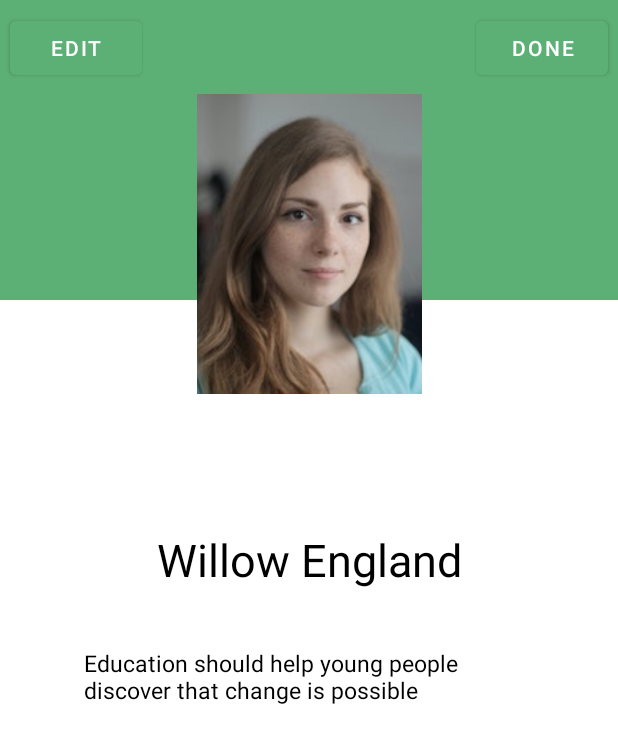
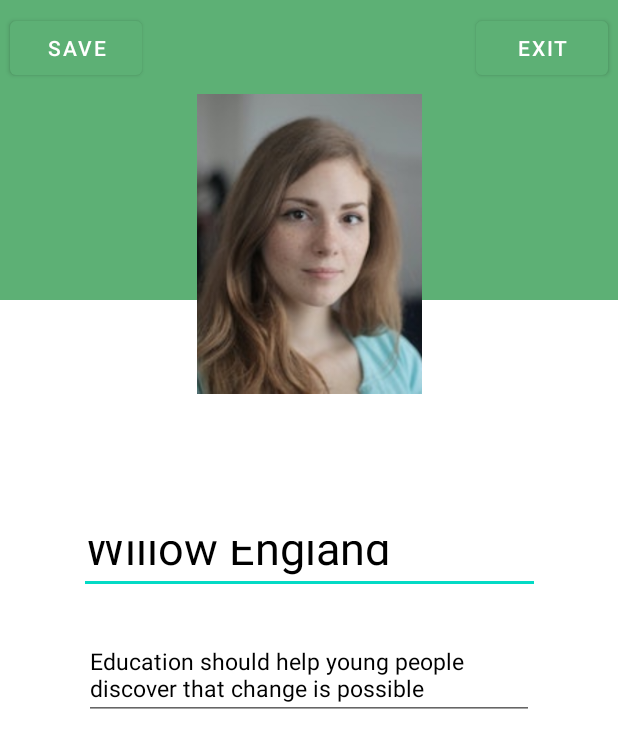
Before and after one commit to UTSCCSCC01/projectf21-gmt-8-gang, an Android app: the layout activity_hy_user_profile_edit.xml on its own in the app's theme, with its tools: preview values and no code run, on a phone screen of 412 x 824 dp. Shown: the top 748 px of the screen. Run offline under Robolectric (Android 15) with nearby library versions, the phone set to English and light mode, and no system bars; network calls fail.

Commit message:
Added navigatino to edit profile page from view profile page

```diff
--- a/BeingSeenApp/app/src/main/AndroidManifest.xml
+++ b/BeingSeenApp/app/src/main/AndroidManifest.xml
@@ -12,6 +12,9 @@
         android:supportsRtl="true"
         android:theme="@style/Theme.MyApplication"
         android:usesCleartextTraffic="true">
+        <activity
+            android:name=".HomelessYouthUiFrontend.HyUserProfileEditActivity"
+            android:exported="true" />
         <activity
             android:name=".HomelessYouthUiFrontend.HyUserProfileViewActivity"
             android:exported="true" />
--- a/BeingSeenApp/app/src/main/java/com/example/myapplication/HomelessYouthUiFrontend/HyUserInterfaceActivity.java
+++ b/BeingSeenApp/app/src/main/java/com/example/myapplication/HomelessYouthUiFrontend/HyUserInterfaceActivity.java
@@ -17,7 +17,7 @@ public class HyUserInterfaceActivity extends AppCompatActivity {
         setContentView(R.layout.activity_hy_user_interface);
 
         //View Profile code
-        final Button button = (Button) findViewById(R.id.HyPfDoneButton);
+        final Button button = (Button) findViewById(R.id.HyPfExitButton);
 
         button.setOnClickListener(new View.OnClickListener() {
 
--- a/BeingSeenApp/app/src/main/res/layout/activity_hy_user_interface.xml
+++ b/BeingSeenApp/app/src/main/res/layout/activity_hy_user_interface.xml
@@ -19,7 +19,7 @@
 
 
     <Button
-        android:id="@+id/HyPfDoneButton"
+        android:id="@+id/HyPfExitButton"
         android:layout_width="wrap_content"
         android:layout_height="wrap_content"
         android:text="Profile"
--- a/BeingSeenApp/app/src/main/res/layout/activity_hy_user_profile_view.xml
+++ b/BeingSeenApp/app/src/main/res/layout/activity_hy_user_profile_edit.xml
@@ -4,7 +4,7 @@
     xmlns:tools="http://schemas.android.com/tools"
     android:layout_width="match_parent"
     android:layout_height="match_parent"
-    tools:context=".HomelessYouthUiFrontend.HyUserProfileViewActivity">
+    tools:context=".HomelessYouthUiFrontend.HyUserProfileEditActivity">
 
     <RelativeLayout
         android:id="@+id/textView"
@@ -33,10 +33,10 @@
 
 
     <Button
-        android:id="@+id/HyEditPfButton"
+        android:id="@+id/HySavePfButton"
         android:layout_width="wrap_content"
         android:layout_height="wrap_content"
-        android:text="Edit"
+        android:text="Save"
         app:layout_constraintHorizontal_bias="0.02"
         app:layout_constraintVertical_bias="0.01"
         app:layout_constraintBottom_toBottomOf="parent"
@@ -46,10 +46,10 @@
 
 
     <Button
-        android:id="@+id/HyPfDoneButton"
+        android:id="@+id/HyPfExitEditButton"
         android:layout_width="wrap_content"
         android:layout_height="wrap_content"
-        android:text="Done"
+        android:text="Exit"
         app:layout_constraintBottom_toBottomOf="parent"
         app:layout_constraintEnd_toEndOf="parent"
         app:layout_constraintHorizontal_bias="0.98"
@@ -57,21 +57,21 @@
         app:layout_constraintTop_toTopOf="parent"
         app:layout_constraintVertical_bias="0.01" />
 
-    <TextView
-        android:layout_width="wrap_content"
-        android:layout_height="wrap_content"
-        app:layout_constraintHorizontal_bias="0.5"
-        app:layout_constraintVertical_bias="0.45"
+    <EditText
+        android:layout_width="307dp"
+        android:layout_height="45dp"
         android:text="Willow England"
+        android:textAlignment="viewStart"
+        android:textColor="@color/black"
         android:textSize="30dp"
-        android:textColor="@color/black"
         app:layout_constraintBottom_toBottomOf="parent"
         app:layout_constraintEnd_toEndOf="parent"
+        app:layout_constraintHorizontal_bias="0.5"
         app:layout_constraintStart_toStartOf="parent"
         app:layout_constraintTop_toTopOf="parent"
-        />
+        app:layout_constraintVertical_bias="0.45" />
 
-    <TextView
+    <EditText
         android:layout_width="300dp"
         android:layout_height="wrap_content"
         app:layout_constraintHorizontal_bias="0.5"
```
Also changed, not shown: BeingSeenApp/app/src/main/java/com/example/myapplication/HomelessYouthUiFrontend/HyUserProfileEditActivity.java (added, +45 -0 lines), BeingSeenApp/app/src/main/java/com/example/myapplication/HomelessYouthUiFrontend/HyUserProfileViewActivity.java (+15 -2 lines).
